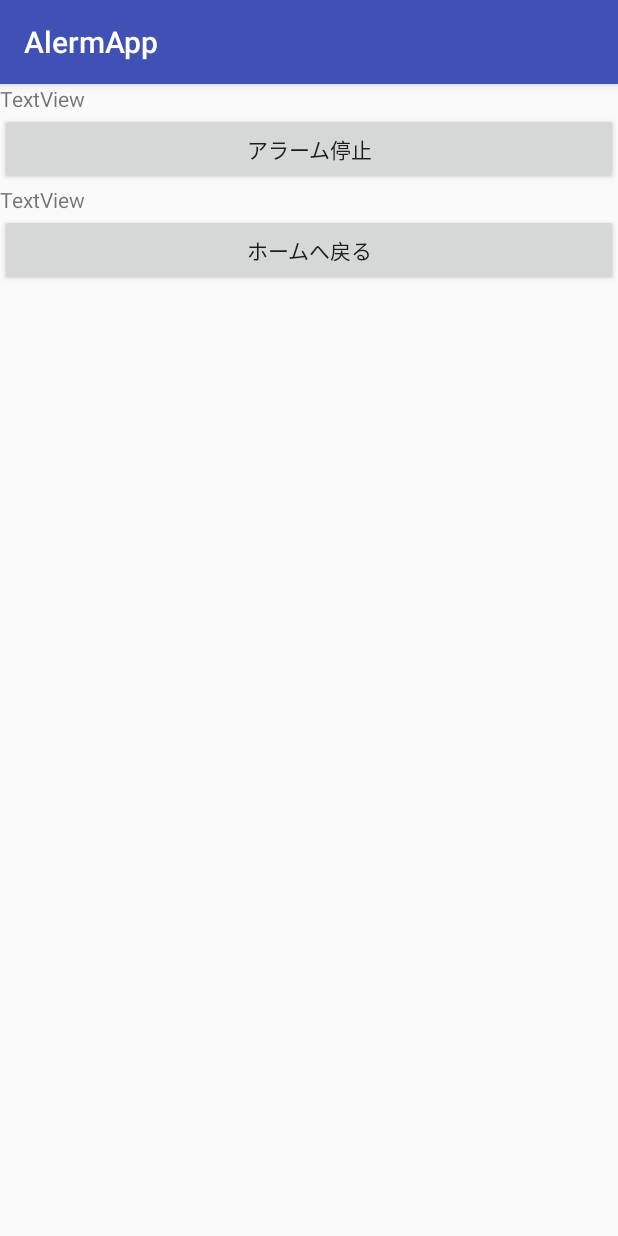
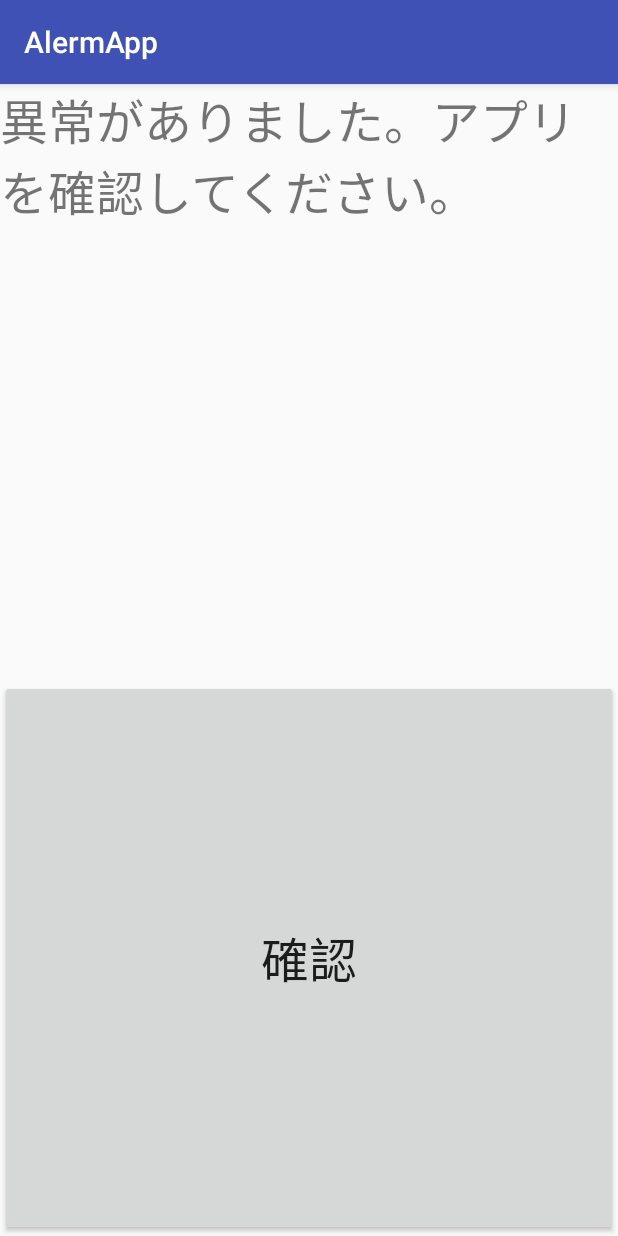
Before and after one commit to Piro77/AlermApp, an Android app: the AlarmActivity screen opened directly, with no data from a screen before it, on a phone screen of 412 x 824 dp. Run offline under Robolectric (Android 15) with nearby library versions, the phone set to English and light mode, and no system bars.

```diff
--- a/app/src/main/java/com/example/r1/alermapp/AlarmActivity.java
+++ b/app/src/main/java/com/example/r1/alermapp/AlarmActivity.java
@@ -6,6 +6,7 @@ import android.media.Ringtone;
 import android.media.RingtoneManager;
 import android.net.Uri;
 import android.os.PowerManager;
+import android.support.v4.app.Fragment;
 import android.support.v7.app.AppCompatActivity;
 import android.os.Bundle;
 import android.util.Log;
@@ -20,6 +21,7 @@ public class AlarmActivity extends AppCompatActivity {
     private final int FLAG_DISMISS_KEYGUARD =
             WindowManager.LayoutParams.FLAG_SHOW_WHEN_LOCKED |
                     WindowManager.LayoutParams.FLAG_TURN_SCREEN_ON |
+                    WindowManager.LayoutParams.FLAG_KEEP_SCREEN_ON |
                     WindowManager.LayoutParams.FLAG_DISMISS_KEYGUARD;
 
     Ringtone ringtone;
@@ -34,6 +36,7 @@ public class AlarmActivity extends AppCompatActivity {
             @Override
             public void onClick(View view) {
 
+                ringtone.stop();
                 //ホーム画面に戻るインテントを起動
                 Intent homeIntent = new Intent(Intent.ACTION_MAIN);
                 homeIntent.addCategory(Intent.CATEGORY_HOME);
@@ -42,12 +45,7 @@ public class AlarmActivity extends AppCompatActivity {
                 finish();
             }
         });
-        findViewById(R.id.stopalarm).setOnClickListener(new View.OnClickListener() {
-            @Override
-            public void onClick(View view) {
-                ringtone.stop();
-            }
-        });
+
 
         Uri uri = RingtoneManager.getDefaultUri(RingtoneManager.TYPE_RINGTONE);     // 着信音
         ringtone = RingtoneManager.getRingtone(this, uri);
@@ -55,6 +53,8 @@ public class AlarmActivity extends AppCompatActivity {
         ringtone.play(); // 再生
 
     }
+
+
 
     @Override
     protected void onResume() {
--- a/app/src/main/res/layout/activity_alarm.xml
+++ b/app/src/main/res/layout/activity_alarm.xml
@@ -8,26 +8,18 @@
     tools:context="com.example.r1.alermapp.AlarmActivity">
 
     <TextView
-        android:id="@+id/textView3"
-        android:layout_width="match_parent"
-        android:layout_height="wrap_content"
-        android:text="TextView" />
-
-    <Button
-        android:id="@+id/stopalarm"
-        android:layout_width="match_parent"
-        android:layout_height="wrap_content"
-        android:text="アラーム停止" />
-
-    <TextView
         android:id="@+id/textView4"
         android:layout_width="match_parent"
         android:layout_height="wrap_content"
-        android:text="TextView" />
+        android:layout_weight="1"
+        android:textSize="32sp"
+        android:text="異常がありました。アプリを確認してください。" />
 
     <Button
         android:id="@+id/gotohome"
         android:layout_width="match_parent"
         android:layout_height="wrap_content"
-        android:text="ホームへ戻る" />
+        android:layout_weight="1"
+        android:text="確認"
+        android:textSize="32sp" />
 </LinearLayout>
```
Also changed, not shown: app/src/main/java/com/example/r1/alermapp/BasePeriodicService.java (+9 -6 lines).
